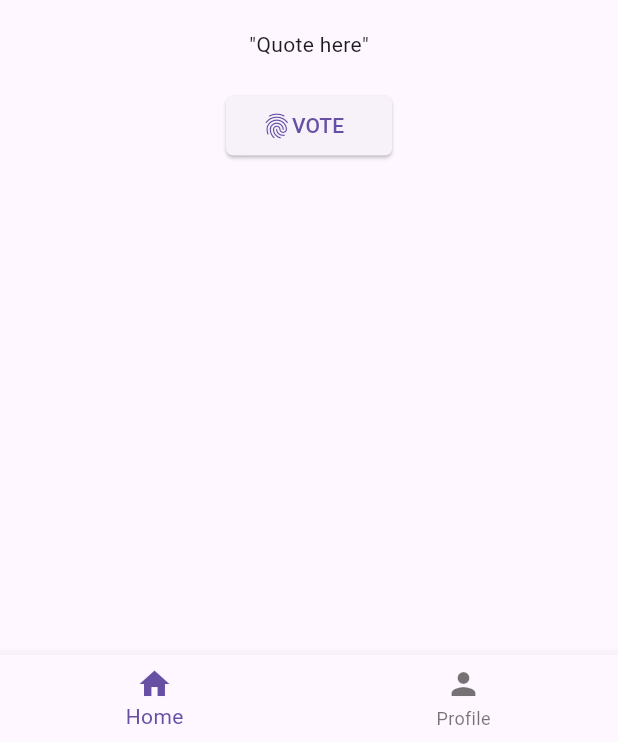
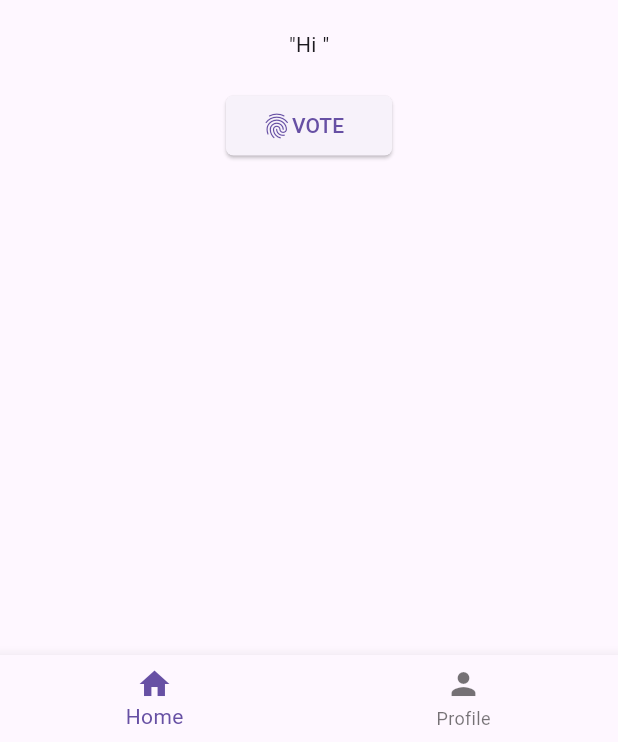
Before and after one commit to JoseAntonio008/flutterRPT, a Flutter app: the HomePage screen opened directly, on a phone screen of 412 x 824 dp, the part 494-1236 px from its top. Run offline on Flutter 3.47's test engine with Material 3 defaults, Android fonts, the phone set to English and light mode, and no system bars; our stand-ins replace shared_preferences; accounts and stored records are empty.

Commit message:
added user to provider preferences

```diff
--- a/lib/Pages/Home.dart
+++ b/lib/Pages/Home.dart
@@ -16,6 +16,7 @@ class _HomePageState extends State<HomePage> {
   // List of widgets for each tab
   final List<Widget> _pages = [
     Center(child: Builder(builder: (context) {
+      final user = context.watch<UserProvider>().user;
       return SingleChildScrollView(
         child: Center(
           child: SizedBox(
@@ -24,13 +25,20 @@ class _HomePageState extends State<HomePage> {
                 Row(
                   mainAxisAlignment: MainAxisAlignment.center,
                   children: [
-
                     Column(
                       children: [
-                        Image.asset('images/spcLOGO.png',width: 50,height: 50,),
-                        SizedBox(height: 20,),
-                        Text('"Quote here"'),
-                        SizedBox(height: 20,),
+                        Image.asset(
+                          'images/spcLOGO.png',
+                          width: 50,
+                          height: 50,
+                        ),
+                        SizedBox(
+                          height: 20,
+                        ),
+                        Text('"Hi ${user?.name}"'),
+                        SizedBox(
+                          height: 20,
+                        ),
                         ElevatedButton(
                           style: ElevatedButton.styleFrom(
                               shape: RoundedRectangleBorder(
@@ -55,7 +63,6 @@ class _HomePageState extends State<HomePage> {
                 SizedBox(
                   height: 50,
                 ),
-
               ],
             ),
           ),
--- a/lib/main.dart
+++ b/lib/main.dart
@@ -19,7 +19,7 @@ class MainApp extends StatelessWidget {
     return MultiProvider(
       providers: [
         ChangeNotifierProvider(
-            create: (context) => UserProvider()..loadLoginStatus())
+            create: (context) => UserProvider()..loadLoginStatus()),
       ],
       child: const MaterialApp(
         title: appTitle,
--- /dev/null
+++ b/lib/models/user_model.dart
@@ -0,0 +1,25 @@
+class User {
+  final int? id; // Nullable if 'id' might be missing
+  final String? name; // Nullable if 'name' might be null
+  final String? email;
+  final String? roles;
+  final String? token;
+
+  User({
+    this.id,
+    this.name,
+    this.email,
+    this.roles,
+    this.token,
+  });
+
+  factory User.fromJson(Map<String, dynamic> json) {
+    return User(
+      id: json['id'] as int?,
+      name: json['name'] as String?,
+      email: json['email'] as String?,
+      roles: json['roles'] as String?,
+      token: json['token'] as String?,
+    );
+  }
+}
--- a/pubspec.yaml
+++ b/pubspec.yaml
@@ -9,6 +9,7 @@ environment:
 dependencies:
   flutter:
     sdk: flutter
+  http: ^1.2.2
 
 dev_dependencies:
   flutter_test:
```
Also changed, not shown: lib/Pages/Login.dart (+49 -11 lines), lib/provider.dart (+40 -3 lines), lib/services/api_service.dart (added, +24 -0 lines), pubspec.lock.
